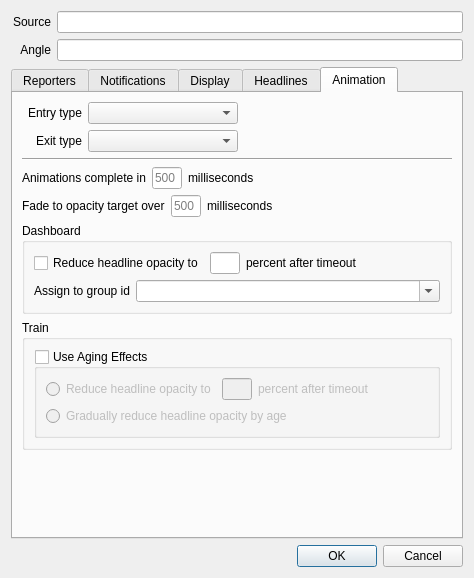
Old version of the form addstorydialog.ui in the repository b0bh00d/Newsroom.
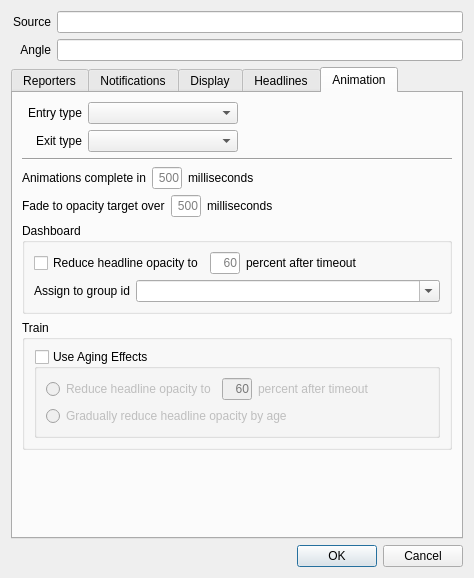
New version of the form. The open tabs and pages were chosen to show the change. Icons and pictures are not drawn.

Commit message: Added defaults for opacity and right-aligned all numeric fields.

Diff of the .ui file:
```diff
--- a/addstorydialog.ui
+++ b/addstorydialog.ui
@@ -891,6 +891,9 @@
              <height>16777215</height>
             </size>
            </property>
+           <property name="alignment">
+            <set>Qt::AlignRight|Qt::AlignTrailing|Qt::AlignVCenter</set>
+           </property>
            <property name="placeholderText">
             <string>500</string>
            </property>
@@ -941,6 +944,9 @@
              <height>16777215</height>
             </size>
            </property>
+           <property name="alignment">
+            <set>Qt::AlignRight|Qt::AlignTrailing|Qt::AlignVCenter</set>
+           </property>
            <property name="placeholderText">
             <string>500</string>
            </property>
@@ -1003,6 +1009,12 @@
                 <height>16777215</height>
                </size>
               </property>
+              <property name="alignment">
+               <set>Qt::AlignRight|Qt::AlignTrailing|Qt::AlignVCenter</set>
+              </property>
+              <property name="placeholderText">
+               <string>60</string>
+              </property>
              </widget>
             </item>
             <item>
@@ -1116,6 +1128,12 @@
                    <height>16777215</height>
                   </size>
                  </property>
+                 <property name="alignment">
+                  <set>Qt::AlignRight|Qt::AlignTrailing|Qt::AlignVCenter</set>
+                 </property>
+                 <property name="placeholderText">
+                  <string>60</string>
+                 </property>
                 </widget>
                </item>
                <item>
```
Left out of the diff: 12 changed lines with no effect on the pictures.
